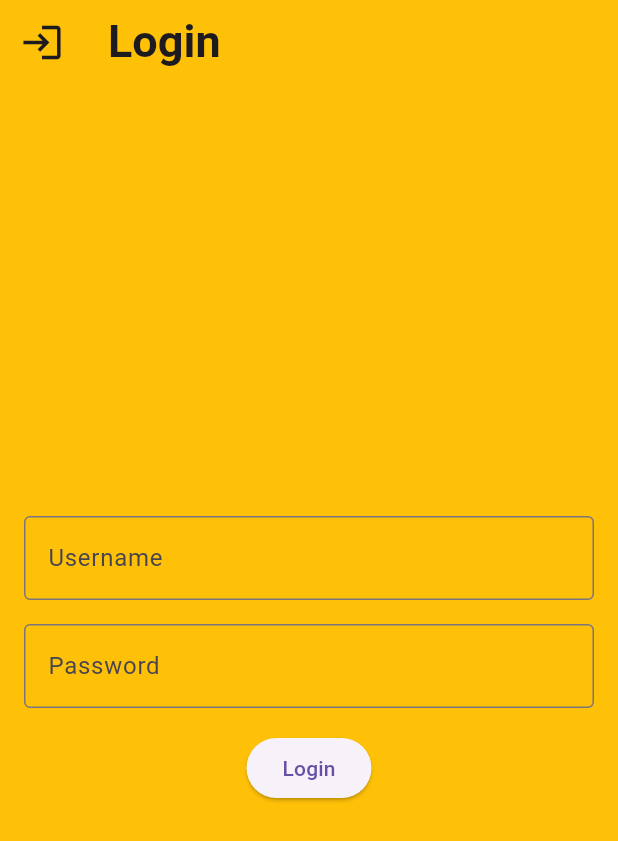
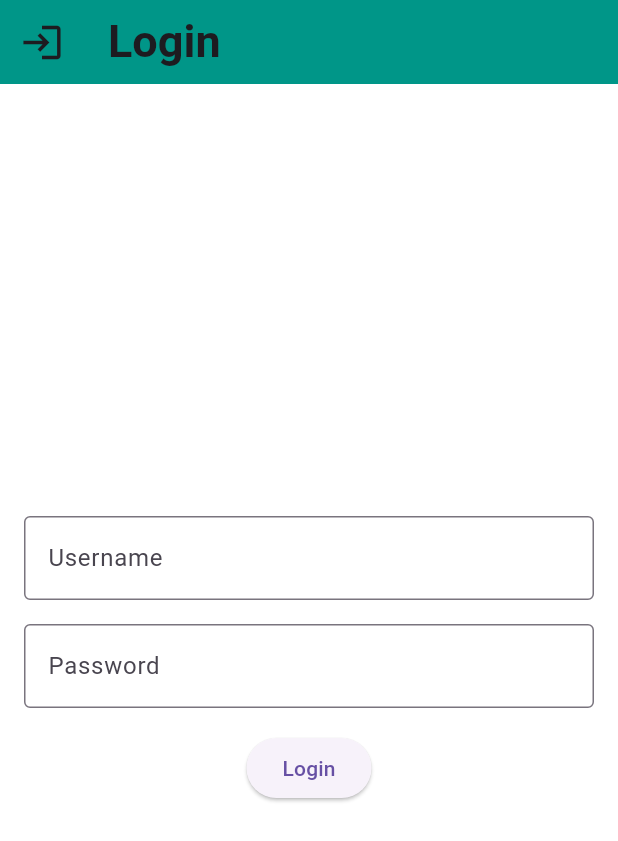
Before and after one commit to OmarAliKml/Login_Page, a Flutter app: the screen it shows after launch, on a phone screen of 412 x 824 dp. Shown: the top 841 px of the screen. Run offline on Flutter 3.47's test engine with Material 3 defaults, Android fonts, the phone set to English and light mode, and no system bars.

Commit message:
Change color on login screen

```diff
--- a/lib/main.dart
+++ b/lib/main.dart
@@ -32,9 +32,9 @@ class _LoginPageState extends State<LoginPage> {
   @override
   Widget build(BuildContext context) {
     return Scaffold(
-      backgroundColor: Colors.amber,
+      backgroundColor: Colors.white,
       appBar: AppBar(
-        backgroundColor: Colors.amber,
+        backgroundColor: Colors.teal,
         title: const Text(
           'Login',
           style: TextStyle(
```
